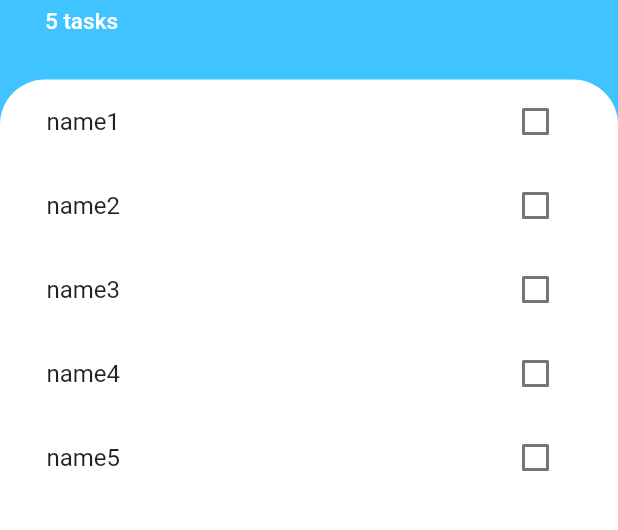
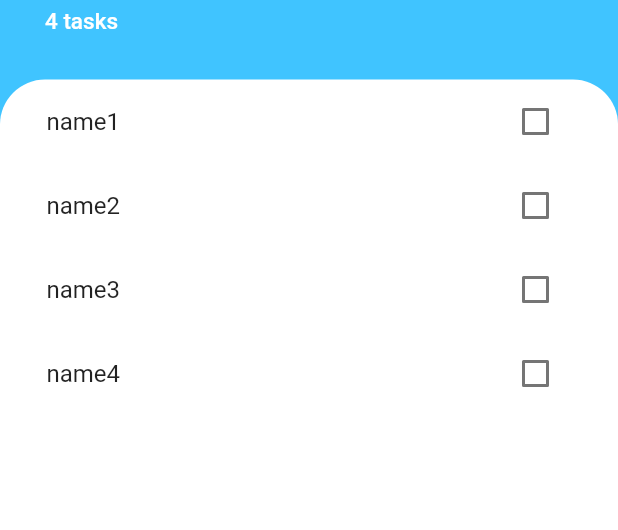
Before and after one commit to BashmailOmar/To-Do-App, a Flutter app: the screen it shows after launch, on a phone screen of 412 x 824 dp, the part 291-821 px from its top. Run offline on Flutter 3.47's test engine with Material 2 defaults, Android fonts, the phone set to English and light mode, and no system bars.

```diff
--- a/lib/main.dart
+++ b/lib/main.dart
@@ -1,4 +1,6 @@
 import 'package:flutter/material.dart';
+import 'package:provider/provider.dart';
+import 'package:todo_app/models/task_data.dart';
 import 'package:todo_app/screens/tasks_screens.dart';
 
 void main() {
@@ -10,10 +12,13 @@ class MyApp extends StatelessWidget {
 
   @override
   Widget build(BuildContext context) {
-    return const MaterialApp(
-      debugShowCheckedModeBanner: false,
-      home: SafeArea(
-        child: TasksScreen(),
+    return ChangeNotifierProvider(
+      create: (BuildContext context) => TaskData(),
+      child: const MaterialApp(
+        debugShowCheckedModeBanner: false,
+        home: SafeArea(
+          child: TasksScreen(),
+        ),
       ),
     );
   }
--- /dev/null
+++ b/lib/models/task_data.dart
@@ -0,0 +1,16 @@
+import 'package:flutter/foundation.dart';
+import 'task.dart';
+
+
+class TaskData extends ChangeNotifier{
+  List<Task> tasks = [
+    Task(name: 'name1'),
+    Task(name: 'name2'),
+    Task(name: 'name3'),
+    Task(name: 'name4')
+  ];
+
+  int get taskCount{
+    return tasks.length;
+  }
+}
--- a/lib/screens/tasks_screens.dart
+++ b/lib/screens/tasks_screens.dart
@@ -1,23 +1,11 @@
 import 'package:flutter/material.dart';
-import 'package:todo_app/models/task.dart';
 import 'package:todo_app/screens/add_task_screen.dart';
 import 'package:todo_app/widgets/tasks_list.dart';
+import 'package:todo_app/models/task_data.dart';
+import 'package:provider/provider.dart';
 
-class TasksScreen extends StatefulWidget {
+class TasksScreen extends StatelessWidget {
   const TasksScreen({super.key});
-
-  @override
-  State<TasksScreen> createState() => _TasksScreenState();
-}
-
-class _TasksScreenState extends State<TasksScreen> {
-  List<Task> tasks = [
-    Task(name: 'name1'),
-    Task(name: 'name2'),
-    Task(name: 'name3'),
-    Task(name: 'name4'),
-    Task(name: 'name5')
-  ];
 
   @override
   Widget build(BuildContext context) {
@@ -35,9 +23,9 @@ class _TasksScreenState extends State<TasksScreen> {
                     padding: EdgeInsets.only(
                         bottom: MediaQuery.of(context).viewInsets.bottom),
                     child: AddTaskScreen((newTaskTitle) {
-                      setState(() {
-                        tasks.add(Task(name: newTaskTitle));
-                      });
+                      // setState(() {
+                      //   tasks.add(Task(name: newTaskTitle));
+                      // });
                       Navigator.pop(context);
                     }),
                   )));
@@ -75,7 +63,7 @@ class _TasksScreenState extends State<TasksScreen> {
                   height: 5,
                 ),
                 Text(
-                  "${tasks.length} tasks",
+                  "${Provider.of<TaskData>(context).taskCount} tasks",
                   style: const TextStyle(
                       color: Colors.white,
                       fontSize: 15,
@@ -92,7 +80,7 @@ class _TasksScreenState extends State<TasksScreen> {
                 borderRadius: BorderRadius.only(
                     topLeft: Radius.circular(30),
                     topRight: Radius.circular(30))),
-            child: TasksList(tasks),
+            child: const TasksList(),
           ))
         ],
       ),
--- a/lib/widgets/tasks_list.dart
+++ b/lib/widgets/tasks_list.dart
@@ -1,32 +1,30 @@
 import 'package:flutter/material.dart';
-import 'package:todo_app/models/task.dart';
+import 'package:todo_app/models/task_data.dart';
+import 'package:provider/provider.dart';
 import 'package:todo_app/widgets/task_tile.dart';
 
-class TasksList extends StatefulWidget {
-  final List<Task> tasks;
-
-  const TasksList(this.tasks, {super.key});
+class TasksList extends StatelessWidget {
+  const TasksList({super.key});
 
   @override
-  State<TasksList> createState() => _TasksListState();
-}
-
-class _TasksListState extends State<TasksList> {
-  @override
   Widget build(BuildContext context) {
-    return ListView.builder(
-      itemBuilder: (context, index) {
-        return TaskTile(
-          isChecked: widget.tasks[index].isDone,
-          taskTitle: widget.tasks[index].name,
-          checkboxCallback: () {
-            setState(() {
-              widget.tasks[index].toggleDone();
-            });
+    return Consumer<TaskData>(
+      builder: (BuildContext context, taskData, Widget? child) {
+        return ListView.builder(
+          itemBuilder: (context, index) {
+            return TaskTile(
+              isChecked: taskData.tasks[index].isDone,
+              taskTitle: taskData.tasks[index].name,
+              checkboxCallback: () {
+                // setState(() {
+                //   Provider.of<TaskData>(context).tasks[index].toggleDone();
+                // });
+              },
+            );
           },
+          itemCount: taskData.tasks.length,
         );
       },
-      itemCount: widget.tasks.length,
     );
   }
 }
--- a/pubspec.yaml
+++ b/pubspec.yaml
@@ -35,6 +35,7 @@ dependencies:
   # The following adds the Cupertino Icons font to your application.
   # Use with the CupertinoIcons class for iOS style icons.
   cupertino_icons: ^1.0.2
+  provider: ^6.1.1
 
 dev_dependencies:
   flutter_test:
```
Also changed, not shown: pubspec.lock.
